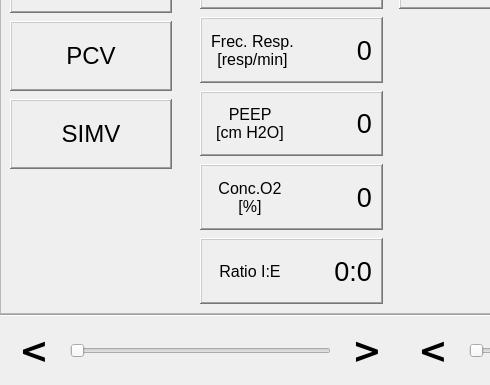
Above: config_dialog.ui from ddiaz-yx/respiface before the change; both pictures show x 0 to 490 and y 95 to 480 of the 800 by 480 pixel window. Below: the same form after it.
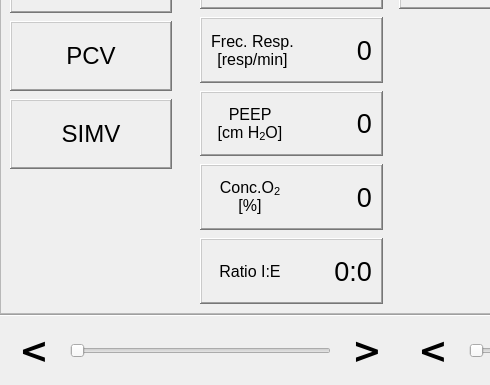
That is the form after the change.

Patch:
```diff
--- a/config_dialog.ui
+++ b/config_dialog.ui
@@ -505,8 +505,7 @@
                   </font>
                  </property>
                  <property name="text">
-                  <string>Conc.O2
-[%]</string>
+                  <string>&lt;html&gt;Conc.O&lt;span style=&quot; vertical-align:sub;&quot;&gt;2&lt;/span&gt;&lt;br&gt;[%]&lt;/html&gt;</string>
                  </property>
                  <property name="alignment">
                   <set>Qt::AlignCenter</set>
@@ -554,8 +553,7 @@
                   </font>
                  </property>
                  <property name="text">
-                  <string>PEEP 
-[cm H2O]</string>
+                  <string>&lt;html&gt;PEEP &lt;br&gt;[cm H&lt;span style=&quot; vertical-align:sub;&quot;&gt;2&lt;/span&gt;O]&lt;/html&gt;</string>
                  </property>
                  <property name="alignment">
                   <set>Qt::AlignCenter</set>
```
Left out of the diff: 2 changed lines with no effect on the pictures.
